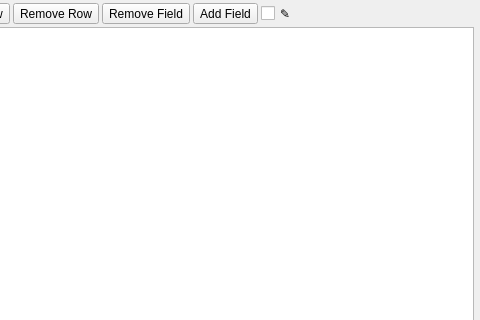
The window that ui/raw/_attributesTable.ui (yiguanxianyu/PiGIS) describes before a commit, drawn with Qt 5; both pictures show x 103 to 583 and y 0 to 320 of the 583 by 401 pixel window.
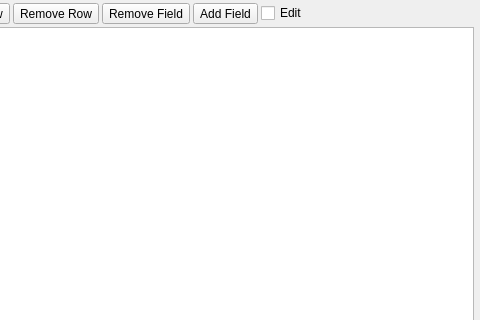
The same window after the commit.

Patch:
```diff
--- a/ui/raw/_attributesTable.ui
+++ b/ui/raw/_attributesTable.ui
@@ -75,7 +75,7 @@
         <enum>Qt::NoContextMenu</enum>
        </property>
        <property name="text">
-        <string>✎</string>
+        <string>Edit</string>
        </property>
       </widget>
      </item>
```
Left out of the diff: 17 changed lines with no effect on the pictures.
